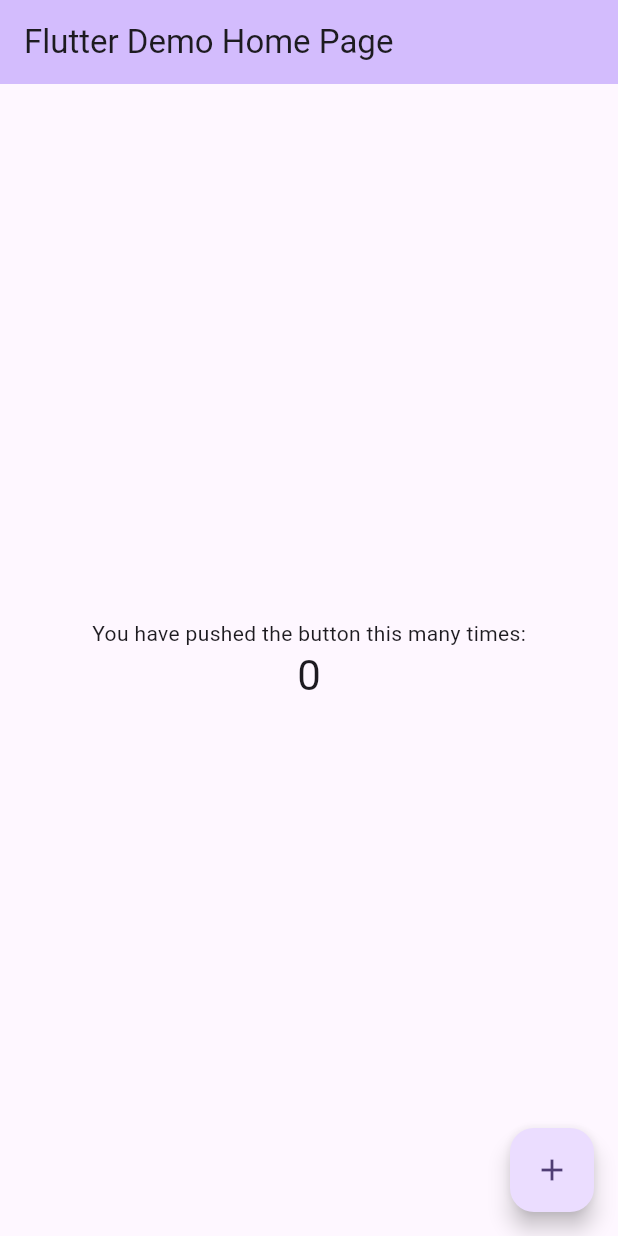
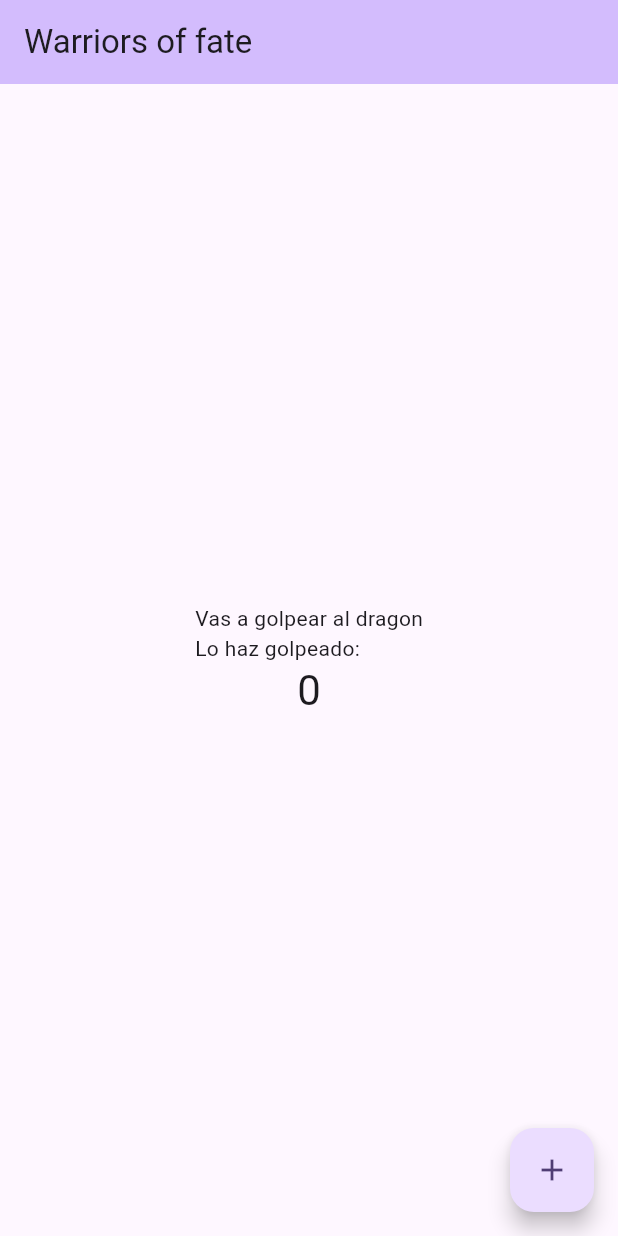
Before and after one commit to landrescaballero/warriors_of_fate, a Flutter app: the screen it shows after launch, on a phone screen of 412 x 824 dp. Run offline on Flutter 3.47's test engine with Material 3 defaults, Android fonts, the light colour scheme and no system bars.

```diff
--- a/lib/main.dart
+++ b/lib/main.dart
@@ -11,43 +11,18 @@ class MyApp extends StatelessWidget {
   @override
   Widget build(BuildContext context) {
     return MaterialApp(
-      title: 'Flutter Demo',
+      title: 'Warriors of fate',
       theme: ThemeData(
-        // This is the theme of your application.
-        //
-        // TRY THIS: Try running your application with "flutter run". You'll see
-        // the application has a blue toolbar. Then, without quitting the app,
-        // try changing the seedColor in the colorScheme below to Colors.green
-        // and then invoke "hot reload" (save your changes or press the "hot
-        // reload" button in a Flutter-supported IDE, or press "r" if you used
-        // the command line to start the app).
-        //
-        // Notice that the counter didn't reset back to zero; the application
-        // state is not lost during the reload. To reset the state, use hot
-        // restart instead.
-        //
-        // This works for code too, not just values: Most code changes can be
-        // tested with just a hot reload.
         colorScheme: ColorScheme.fromSeed(seedColor: Colors.deepPurple),
         useMaterial3: true,
       ),
-      home: const MyHomePage(title: 'Flutter Demo Home Page'),
+      home: const MyHomePage(title: 'Warriors of fate'),
     );
   }
 }
 
 class MyHomePage extends StatefulWidget {
   const MyHomePage({super.key, required this.title});
-
-  // This widget is the home page of your application. It is stateful, meaning
-  // that it has a State object (defined below) that contains fields that affect
-  // how it looks.
-
-  // This class is the configuration for the state. It holds the values (in this
-  // case the title) provided by the parent (in this case the App widget) and
-  // used by the build method of the State. Fields in a Widget subclass are
-  // always marked "final".
-
   final String title;
 
   @override
@@ -59,54 +34,23 @@ class _MyHomePageState extends State<MyHomePage> {
 
   void _incrementCounter() {
     setState(() {
-      // This call to setState tells the Flutter framework that something has
-      // changed in this State, which causes it to rerun the build method below
-      // so that the display can reflect the updated values. If we changed
-      // _counter without calling setState(), then the build method would not be
-      // called again, and so nothing would appear to happen.
       _counter++;
     });
   }
 
   @override
   Widget build(BuildContext context) {
-    // This method is rerun every time setState is called, for instance as done
-    // by the _incrementCounter method above.
-    //
-    // The Flutter framework has been optimized to make rerunning build methods
-    // fast, so that you can just rebuild anything that needs updating rather
-    // than having to individually change instances of widgets.
     return Scaffold(
       appBar: AppBar(
-        // TRY THIS: Try changing the color here to a specific color (to
-        // Colors.amber, perhaps?) and trigger a hot reload to see the AppBar
-        // change color while the other colors stay the same.
         backgroundColor: Theme.of(context).colorScheme.inversePrimary,
-        // Here we take the value from the MyHomePage object that was created by
-        // the App.build method, and use it to set our appbar title.
         title: Text(widget.title),
       ),
       body: Center(
-        // Center is a layout widget. It takes a single child and positions it
-        // in the middle of the parent.
         child: Column(
-          // Column is also a layout widget. It takes a list of children and
-          // arranges them vertically. By default, it sizes itself to fit its
-          // children horizontally, and tries to be as tall as its parent.
-          //
-          // Column has various properties to control how it sizes itself and
-          // how it positions its children. Here we use mainAxisAlignment to
-          // center the children vertically; the main axis here is the vertical
-          // axis because Columns are vertical (the cross axis would be
-          // horizontal).
-          //
-          // TRY THIS: Invoke "debug painting" (choose the "Toggle Debug Paint"
-          // action in the IDE, or press "p" in the console), to see the
-          // wireframe for each widget.
           mainAxisAlignment: MainAxisAlignment.center,
           children: <Widget>[
             const Text(
-              'You have pushed the button this many times:',
+              'Vas a golpear al dragon\nLo haz golpeado:',
             ),
             Text(
               '$_counter',
@@ -119,7 +63,7 @@ class _MyHomePageState extends State<MyHomePage> {
         onPressed: _incrementCounter,
         tooltip: 'Increment',
         child: const Icon(Icons.add),
-      ), // This trailing comma makes auto-formatting nicer for build methods.
+      ),
     );
   }
 }
```
Also changed, not shown: pubspec.yaml (+13 -3 lines), assets/Logovectorized.svg (added), assets/logo.png (added), pubspec.lock, 27 other files.
